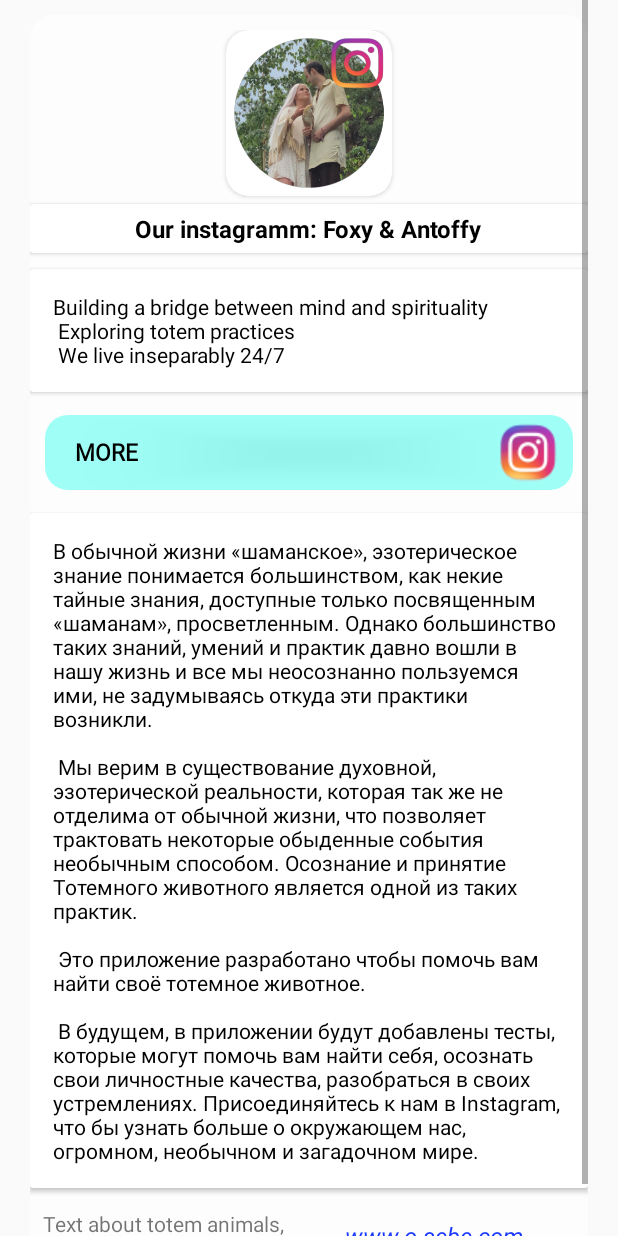
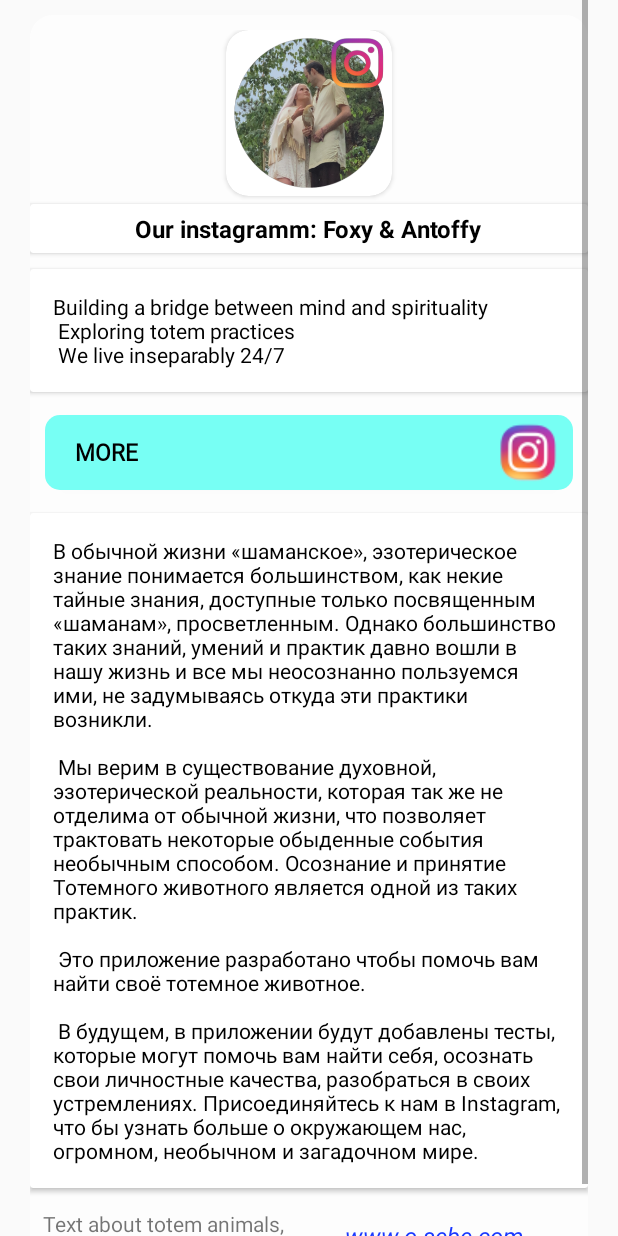
Before and after one commit to toffeantyri/TotemAnimals, an Android app: the layout fragment_fragment_info.xml on its own in the app's theme, with its tools: preview values and no code run, on a phone screen of 412 x 824 dp. Run offline under Robolectric (Android 15) with nearby library versions, the phone set to English and light mode, and no system bars.

Commit message:
0.9 Кнопки - начать тест, подробнее и назад теперь клик-цвет меняют

```diff
--- /dev/null
+++ b/app/src/main/res/drawable/sel_shape_rect_separ_hor_r15.xml
@@ -0,0 +1,10 @@
+<?xml version="1.0" encoding="utf-8"?>
+<selector xmlns:android="http://schemas.android.com/apk/res/android">
+
+
+    <item android:state_pressed="true" android:drawable="@drawable/shape_r15_btn_other_green"/>
+
+    <item android:state_focused="false" android:state_pressed="false" android:drawable="@drawable/shape_r15_btn_other_dflt"/>
+
+
+</selector>
--- /dev/null
+++ b/app/src/main/res/drawable/shape_r15_btn_other_dflt.xml
@@ -0,0 +1,9 @@
+<?xml version="1.0" encoding="utf-8"?>
+<selector xmlns:android="http://schemas.android.com/apk/res/android">
+    <item>
+        <shape>
+            <solid android:color="@color/green_style_btn"/>
+            <corners android:radius="10.0dip" />
+        </shape>
+    </item>
+</selector>
--- /dev/null
+++ b/app/src/main/res/drawable/shape_r15_btn_other_green.xml
@@ -0,0 +1,9 @@
+<?xml version="1.0" encoding="utf-8"?>
+<selector xmlns:android="http://schemas.android.com/apk/res/android">
+    <item>
+        <shape>
+            <solid android:color="@color/green_style_btn_press"/>
+            <corners android:radius="10.0dip" />
+        </shape>
+    </item>
+</selector>
--- a/app/src/main/res/layout/activity_animal_descpt_view.xml
+++ b/app/src/main/res/layout/activity_animal_descpt_view.xml
@@ -79,8 +79,6 @@
                     style="@style/Button_Style_other"
                     android:layout_width="wrap_content"
                     android:layout_height="50dp"
-                    android:background="@drawable/shape_rectangle_r10"
-                    android:backgroundTint="@color/green_style_btn"
                     android:elegantTextHeight="true"
                     android:elevation="10dp"
                     android:text="@string/desc_act_btn_back"
--- a/app/src/main/res/layout/fragment_fragment_info.xml
+++ b/app/src/main/res/layout/fragment_fragment_info.xml
@@ -81,8 +81,6 @@
                 android:layout_height="50dp"
                 android:layout_marginHorizontal="10dp"
                 android:layout_marginVertical="10dp"
-                android:background="@drawable/shape_rectangle_r10"
-                android:backgroundTint="@color/green_style_btn"
                 android:drawableRight="@drawable/image_btn_selector_inst"
                 android:elevation="10dp"
                 android:gravity="left|center_vertical"
--- a/app/src/main/res/layout/fragment_fragment_test_result.xml
+++ b/app/src/main/res/layout/fragment_fragment_test_result.xml
@@ -41,8 +41,6 @@
                 android:layout_height="wrap_content"
                 android:layout_marginHorizontal="10dp"
                 android:layout_marginVertical="10dp"
-                android:background="@drawable/shape_rectangle_r10"
-                android:backgroundTint="@color/green_style_btn"
                 android:drawableLeft="@drawable/image_btn_selector"
                 android:drawablePadding="10dp"
                 android:gravity="right|center_vertical"
--- a/app/src/main/res/values/colors.xml
+++ b/app/src/main/res/values/colors.xml
@@ -10,6 +10,7 @@
     <color name="white">#FFFFFF</color>
 
     <color name="green_style_btn">#77FFF4</color>
+    <color name="green_style_btn_press">#E877E4FF</color>
 
     <color name="result_green">#004400</color>
     <color name="result_yellow">#928100</color>
--- a/app/src/main/res/values/styles.xml
+++ b/app/src/main/res/values/styles.xml
@@ -35,7 +35,7 @@
         <item name="android:textColor">@color/black</item>
         <item name="android:textSize">15sp</item>
         <item name="android:padding">10dp</item>
-        <item name="android:background">@drawable/shape_separator_hor</item>
+        <item name="android:background">@drawable/sel_shape_rect_separ_hor_r15</item>
         <item name="android:gravity">center</item>
         <item name="android:forceDarkAllowed">false</item>
         <item name="android:fontFamily">@font/decor_initial</item>
```
